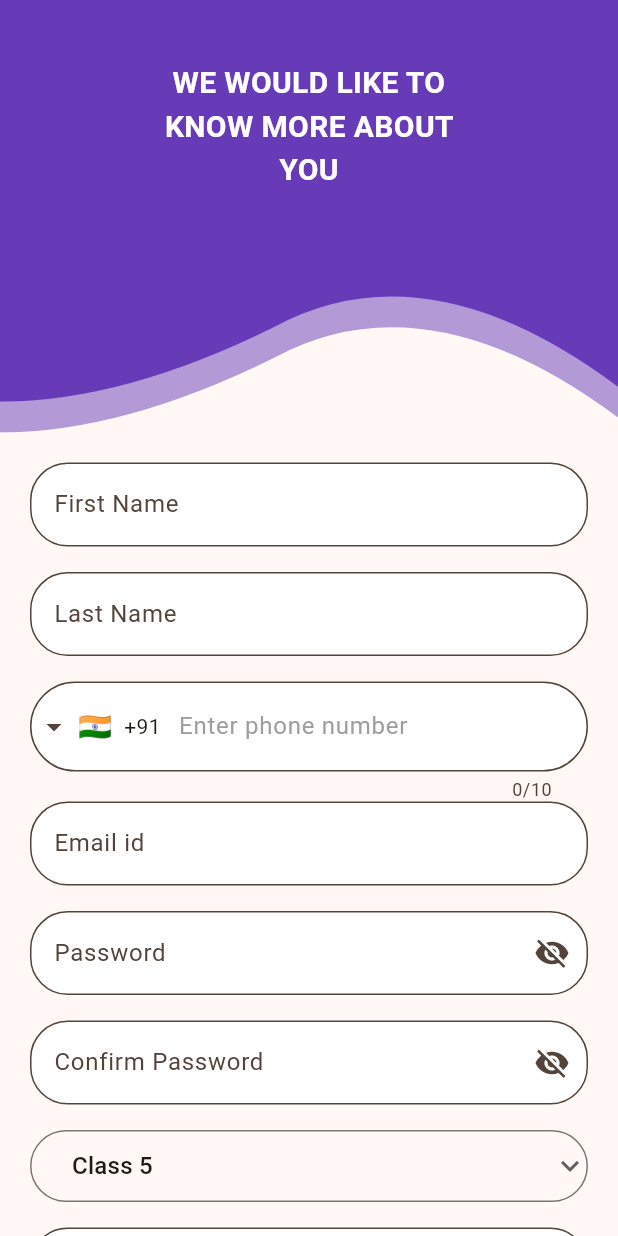
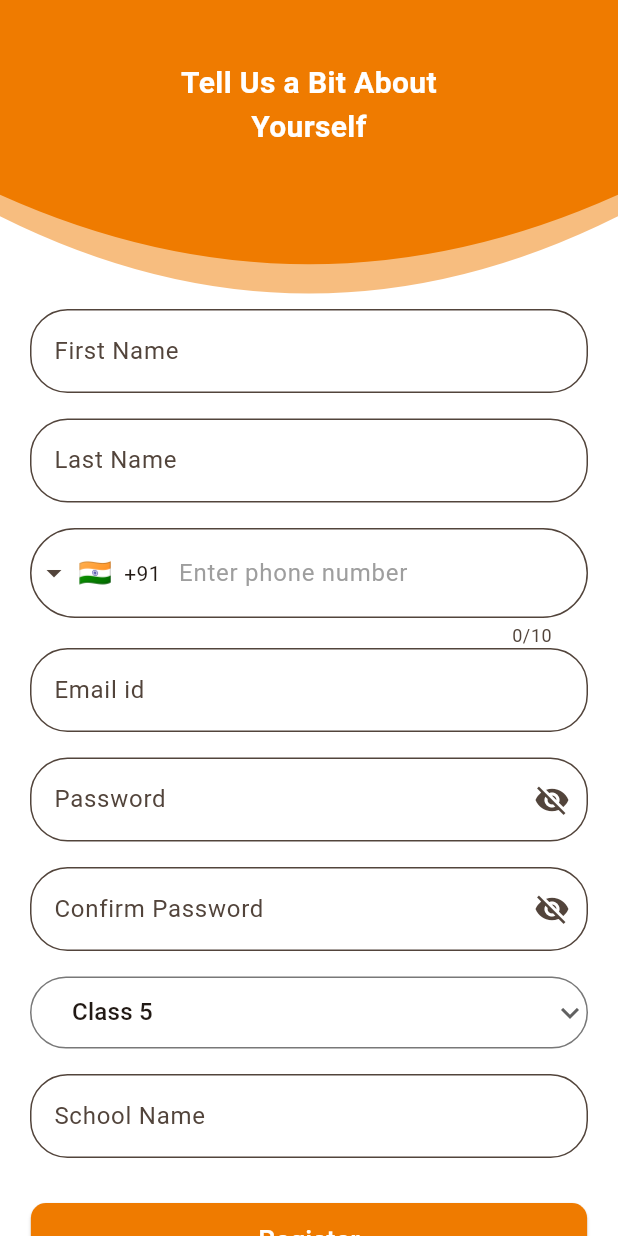
Before and after one commit to donymashup/Talent, a Flutter app: the RegistrationScreen screen opened directly, on a phone screen of 412 x 824 dp. Run offline on Flutter 3.47's test engine with Material 3 defaults, Android fonts, the phone set to English and light mode, and no system bars; drawn by our look-alikes of intl_phone_field; our stand-ins replace better_player, better_player_plus, cached_network_image, curved_labeled_navigation_bar, dash_chat_2, fl_chart and 13 more; missing offline and left inert: chat_gpt_sdk, flutter_tex, razorpay_flutter, syncfusion_flutter_pdfviewer; accounts and stored records are empty; network calls fail.

Commit message:
rergistration screen modified

```diff
--- a/lib/features/auth/screen/login.dart
+++ b/lib/features/auth/screen/login.dart
@@ -92,10 +92,10 @@ class _LoginState extends State<Login> {
                   children: [
                     const SizedBox(height: 40),
                     Padding(
-                      padding: const EdgeInsets.only(bottom: 20.0),
+                      padding: const EdgeInsets.only(bottom: 0.0),
                       child: Image.asset(
                         'assets/images/talentlogo.png', // Replace with your logo asset path
-                        height: 75, // Adjust the height as needed
+                        height: 55, // Adjust the height as needed
                       ),
                     ),
                     // const Text(
@@ -122,7 +122,7 @@ class _LoginState extends State<Login> {
                         height: 1.5,
                       ),
                     ),
-                    const SizedBox(height: 40),
+                    const SizedBox(height: 20),
                     Container(
                       decoration: BoxDecoration(
                         borderRadius: BorderRadius.circular(30),
@@ -213,7 +213,7 @@ class _LoginState extends State<Login> {
                       ),
                     ),
 
-                    const SizedBox(height: 20),
+                    const SizedBox(height: 5),
                     Visibility(
                       visible: _isRegEnabled,
                       child: TextButton(
--- a/lib/features/auth/screen/registration.dart
+++ b/lib/features/auth/screen/registration.dart
@@ -3,6 +3,7 @@ import 'package:intl_phone_field/intl_phone_field.dart';
 import 'package:pinput/pinput.dart';
 import 'package:talent_app/constants/app_constants.dart';
 import 'package:talent_app/features/auth/screen/complete_registration.dart';
+import 'package:talent_app/features/auth/screen/login.dart';
 import 'package:talent_app/features/auth/services/login_service.dart';
 import 'package:talent_app/features/auth/widgets/custom_button.dart';
 import 'package:talent_app/features/auth/widgets/custom_textfield.dart';
@@ -76,6 +77,7 @@ class _RegistrationScreenState extends State<RegistrationScreen> {
   @override
   Widget build(BuildContext context) {
     return Scaffold(
+      backgroundColor: Colors.white,
       body: SingleChildScrollView(
         child: Column(
           children: [
@@ -84,18 +86,17 @@ class _RegistrationScreenState extends State<RegistrationScreen> {
                 Opacity(
                   opacity: 0.5,
                   child: wave_widget(
-                      height: MediaQuery.of(context).size.height * 0.35),
+                      height: MediaQuery.of(context).size.height * 0.25),
                 ),
-                wave_widget(height: MediaQuery.of(context).size.height * 0.325),
+                wave_widget(height: MediaQuery.of(context).size.height * 0.225),
                 Positioned(
                   top: MediaQuery.of(context).size.height * 0.05,
                   left: 0,
                   right: 0,
                   child: const Padding(
                     padding: EdgeInsets.symmetric(horizontal: 100),
-                    child: Center(
                     child: Text(
-                        'WE WOULD LIKE TO KNOW MORE ABOUT YOU',
+                      'Tell Us a Bit About Yourself',
                       textAlign: TextAlign.center,
                       style: TextStyle(
                         color: AppConstant.cardBackground,
@@ -105,10 +106,9 @@ class _RegistrationScreenState extends State<RegistrationScreen> {
                     ),
                   ),
                 ),
-                ),
               ],
             ),
-            const SizedBox(height: 20),
+           // const SizedBox(height: 10),
             Padding(
               padding: const EdgeInsets.symmetric(horizontal: 20),
               child: Form(
@@ -393,11 +393,33 @@ class _RegistrationScreenState extends State<RegistrationScreen> {
                         ),
                       ),
                     ),
-                    const SizedBox(height: 40),
+                    //const SizedBox(height: 40),
+                    const SizedBox(height: 5),
+                    Center(
+                      child: TextButton(
+                        onPressed: () {
+                          Navigator.push(
+                            context,
+                            MaterialPageRoute(
+                                builder: (context) => Login()),
+                          );
+                        },
+                        child: const Text(
+                          "Already have an account? Sign In",
+                          style: TextStyle(
+                            fontSize: 16,
+                            fontWeight: FontWeight.w500,
+                            color: Colors.black, // Customize color
+                          ),
+                        ),
+                      ),
+                    )
+
                   ],
                 ),
               ),
             ),
+
           ],
         ),
       ),
--- a/lib/features/auth/widgets/custom_button.dart
+++ b/lib/features/auth/widgets/custom_button.dart
@@ -17,7 +17,7 @@ class CustomButton extends StatelessWidget {
 
       style: ElevatedButton.styleFrom(
         minimumSize: Size(MediaQuery.of(context).size.width * 0.9,50),
-        backgroundColor: AppConstant.lightGradient, // Set the background color of the button
+        backgroundColor: AppConstant.primaryColor, // Set the background color of the button
         shape: RoundedRectangleBorder(
           borderRadius: BorderRadius.circular(10),// Optional: rounded corners
         ),
--- a/lib/features/auth/widgets/wave_clipper.dart
+++ b/lib/features/auth/widgets/wave_clipper.dart
@@ -1,26 +1,54 @@
 import 'package:flutter/material.dart';
 
-class WaveClipper extends CustomClipper<Path> {
+// class WaveClipper extends CustomClipper<Path> {
+//   @override
+//  Path getClip(Size size) {
+
+//   final path = Path();
+//   path.lineTo(0, size.height);
+//   final firstControlPoint = Offset(size.width / 5, size.height);
+//   final firstEndPoint = Offset(size.width / 2.25, size.height - 50);
+//   path.quadraticBezierTo(firstControlPoint.dx, firstControlPoint.dy,
+//       firstEndPoint.dx, firstEndPoint.dy);
+
+//   final secondControlPoint = Offset(size.width - (size.width / 3.24), size.height - 105);
+//   final secondEndPoint = Offset(size.width, size.height - 10);
+//   path.quadraticBezierTo(secondControlPoint.dx, secondControlPoint.dy,
+//       secondEndPoint.dx, secondEndPoint.dy);
+
+//   path.lineTo(size.width, 0);
+//   path.close();
+//   return path;
+
+// }
+//   @override
+//   bool shouldReclip(covariant CustomClipper<Path> oldClipper) {
+//     return false;
+//   }
+// }
+
+
+
+import 'package:flutter/material.dart';
+
+class SingleWaveClipper extends CustomClipper<Path> {
   @override
- Path getClip(Size size) {
+  Path getClip(Size size) {
+    final path = Path();
+    path.lineTo(0, size.height * 0.7);
 
-  final path = Path();
-  path.lineTo(0, size.height);
-  final firstControlPoint = Offset(size.width / 5, size.height);
-  final firstEndPoint = Offset(size.width / 2.25, size.height - 50);
-  path.quadraticBezierTo(firstControlPoint.dx, firstControlPoint.dy,
-      firstEndPoint.dx, firstEndPoint.dy);
+    final controlPoint = Offset(size.width * 0.5, size.height * 1.2);
+    final endPoint = Offset(size.width, size.height * 0.7);
+    path.quadraticBezierTo(
+        controlPoint.dx, controlPoint.dy,
+        endPoint.dx, endPoint.dy);
 
-  final secondControlPoint = Offset(size.width - (size.width / 3.24), size.height - 105);
-  final secondEndPoint = Offset(size.width, size.height - 10);
-  path.quadraticBezierTo(secondControlPoint.dx, secondControlPoint.dy,
-      secondEndPoint.dx, secondEndPoint.dy);
+    path.lineTo(size.width, 0);
+    path.close();
 
-  path.lineTo(size.width, 0);
-  path.close();
-  return path;
+    return path;
+  }
 
-}
   @override
   bool shouldReclip(covariant CustomClipper<Path> oldClipper) {
     return false;
--- a/lib/features/auth/widgets/wave_widget.dart
+++ b/lib/features/auth/widgets/wave_widget.dart
@@ -1,4 +1,5 @@
 import 'package:flutter/material.dart';
+import 'package:talent_app/constants/app_constants.dart';
 import 'package:talent_app/features/auth/widgets/wave_clipper.dart';
 
 class wave_widget extends StatelessWidget {
@@ -12,10 +13,10 @@ class wave_widget extends StatelessWidget {
   @override
   Widget build(BuildContext context) {
     return ClipPath(
-      clipper: WaveClipper(),
+      clipper: SingleWaveClipper(),
       child: Container(
         height: height,
-        color: Colors.deepPurple,
+        color: AppConstant.primaryColor,
       ),
     );
   }
```
Lines whose indentation alone changed are shown as unchanged.
